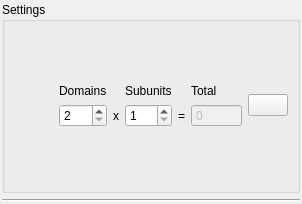
First picture: the form in ui/panels/domains/panel.ui, repository NATuG3/NATuG3, before the edit.
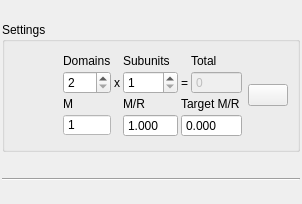
Second picture: the form after the edit.

What changed in the file:
```diff
--- a/ui/panels/domains/panel.ui
+++ b/ui/panels/domains/panel.ui
@@ -28,22 +28,43 @@
             </property>
             <item>
                 <widget class="QGroupBox" name="config">
+     <property name="sizePolicy">
+      <sizepolicy hsizetype="Preferred" vsizetype="Fixed">
+       <horstretch>0</horstretch>
+       <verstretch>0</verstretch>
+      </sizepolicy>
+     </property>
+     <property name="maximumSize">
+      <size>
+       <width>16777215</width>
+       <height>130</height>
+      </size>
+     </property>
                     <property name="title">
                         <string>Settings</string>
                     </property>
                     <layout class="QGridLayout" name="settings_area">
+      <item row="1" column="7">
+       <widget class="QPushButton" name="update_table">
+        <property name="sizePolicy">
+         <sizepolicy hsizetype="Fixed" vsizetype="Fixed">
+          <horstretch>0</horstretch>
+          <verstretch>0</verstretch>
+         </sizepolicy>
+        </property>
+        <property name="text">
+         <string/>
+        </property>
+       </widget>
+      </item>
                         <item row="1" column="6">
                             <layout class="QGridLayout" name="gridLayout">
-                                <item row="1" column="1">
-                                    <widget class="QLabel" name="times">
-                                        <property name="text">
-                                            <string>x</string>
-                                        </property>
-                                        <property name="alignment">
-                                            <set>Qt::AlignCenter</set>
-                                        </property>
-                                    </widget>
-                                </item>
+        <property name="sizeConstraint">
+         <enum>QLayout::SetMinimumSize</enum>
+        </property>
+        <property name="spacing">
+         <number>3</number>
+        </property>
                                 <item row="1" column="2">
                                     <widget class="QSpinBox" name="symmetry">
                                         <property name="statusTip">
@@ -57,13 +78,23 @@
                                         </property>
                                     </widget>
                                 </item>
+        <item row="1" column="1">
+         <widget class="QLabel" name="times">
+          <property name="text">
+           <string>x</string>
+          </property>
+          <property name="alignment">
+           <set>Qt::AlignCenter</set>
+          </property>
+         </widget>
+        </item>
                                 <item row="1" column="0">
                                     <widget class="QSpinBox" name="subunit_count">
                                         <property name="statusTip">
                                             <string>Number of domains per subunit</string>
                                         </property>
                                         <property name="suffix">
-                                            <string></string>
+           <string/>
                                         </property>
                                         <property name="minimum">
                                             <number>2</number>
@@ -108,13 +139,6 @@
                                         </property>
                                     </widget>
                                 </item>
-                                <item row="0" column="2">
-                                    <widget class="QLabel" name="label">
-                                        <property name="text">
-                                            <string>Subunits</string>
-                                        </property>
-                                    </widget>
-                                </item>
                                 <item row="0" column="0">
                                     <widget class="QLabel" name="label_2">
                                         <property name="text">
@@ -122,6 +146,13 @@
                                         </property>
                                     </widget>
                                 </item>
+        <item row="0" column="2">
+         <widget class="QLabel" name="label">
+          <property name="text">
+           <string>Subunits</string>
+          </property>
+         </widget>
+        </item>
                                 <item row="0" column="4">
                                     <widget class="QLabel" name="label_3">
                                         <property name="text">
@@ -129,21 +160,107 @@
                                         </property>
                                     </widget>
                                 </item>
-                            </layout>
-                        </item>
-                        <item row="1" column="7">
-                            <widget class="QPushButton" name="update_table">
-                                <property name="sizePolicy">
-                                    <sizepolicy hsizetype="Fixed" vsizetype="Fixed">
-                                        <horstretch>0</horstretch>
-                                        <verstretch>0</verstretch>
-                                    </sizepolicy>
-                                </property>
-                                <property name="text">
-                                    <string/>
-                                </property>
-                            </widget>
-                        </item>
+        <item row="2" column="3" colspan="2">
+         <widget class="QLabel" name="label_6">
+          <property name="text">
+           <string>Target M/R</string>
+          </property>
+         </widget>
+        </item>
+        <item row="4" column="3" colspan="2">
+         <widget class="QDoubleSpinBox" name="target_M_over_R">
+          <property name="enabled">
+           <bool>true</bool>
+          </property>
+          <property name="statusTip">
+           <string>To create a closed tube M/R must be this</string>
+          </property>
+          <property name="styleSheet">
+           <string notr="true"/>
+          </property>
+          <property name="readOnly">
+           <bool>true</bool>
+          </property>
+          <property name="buttonSymbols">
+           <enum>QAbstractSpinBox::NoButtons</enum>
+          </property>
+          <property name="decimals">
+           <number>3</number>
+          </property>
+          <property name="maximum">
+           <double>999.000000000000000</double>
+          </property>
+         </widget>
+        </item>
+        <item row="2" column="2">
+         <widget class="QLabel" name="label_5">
+          <property name="text">
+           <string>M/R</string>
+          </property>
+         </widget>
+        </item>
+        <item row="4" column="2">
+         <widget class="QDoubleSpinBox" name="M_over_R">
+          <property name="enabled">
+           <bool>true</bool>
+          </property>
+          <property name="statusTip">
+           <string>Sum of all ms from all subunits</string>
+          </property>
+          <property name="styleSheet">
+           <string notr="true"/>
+          </property>
+          <property name="readOnly">
+           <bool>true</bool>
+          </property>
+          <property name="buttonSymbols">
+           <enum>QAbstractSpinBox::NoButtons</enum>
+          </property>
+          <property name="prefix">
+           <string/>
+          </property>
+          <property name="decimals">
+           <number>3</number>
+          </property>
+          <property name="minimum">
+           <double>1.000000000000000</double>
+          </property>
+          <property name="maximum">
+           <double>999.000000000000000</double>
+          </property>
+         </widget>
+        </item>
+        <item row="2" column="0">
+         <widget class="QLabel" name="label_4">
+          <property name="text">
+           <string>M</string>
+          </property>
+         </widget>
+        </item>
+        <item row="4" column="0">
+         <widget class="QSpinBox" name="M">
+          <property name="enabled">
+           <bool>false</bool>
+          </property>
+          <property name="statusTip">
+           <string>Sum of all ms across all subunits</string>
+          </property>
+          <property name="styleSheet">
+           <string notr="true">QSpinBox::disabled{background: rgb(255, 255, 255); color: rgb(0, 0, 0)}</string>
+          </property>
+          <property name="buttonSymbols">
+           <enum>QAbstractSpinBox::NoButtons</enum>
+          </property>
+          <property name="minimum">
+           <number>1</number>
+          </property>
+          <property name="maximum">
+           <number>999</number>
+          </property>
+         </widget>
+        </item>
+       </layout>
+      </item>
                         <item row="1" column="0">
                             <spacer name="horizontalSpacer">
                                 <property name="orientation">
```
Lines whose indentation alone changed are shown as unchanged.
